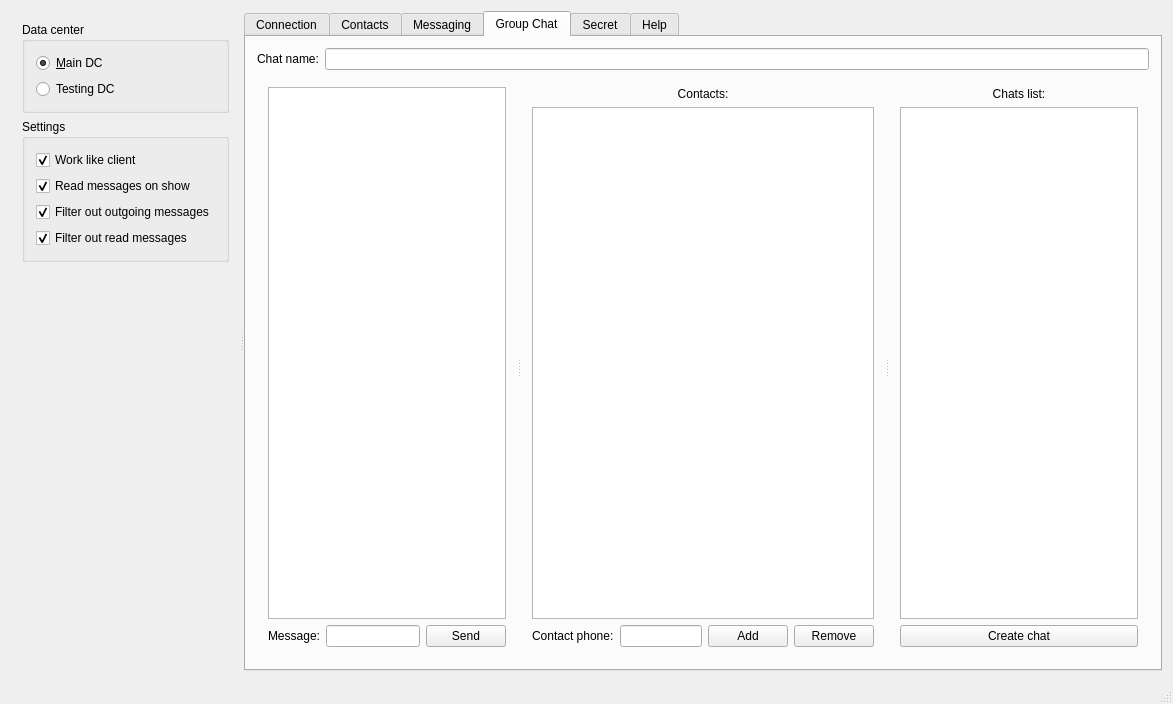
Above: testApp/MainWindow.ui from Kaffeine/telegram-qt before the change. Below: the same form after it.
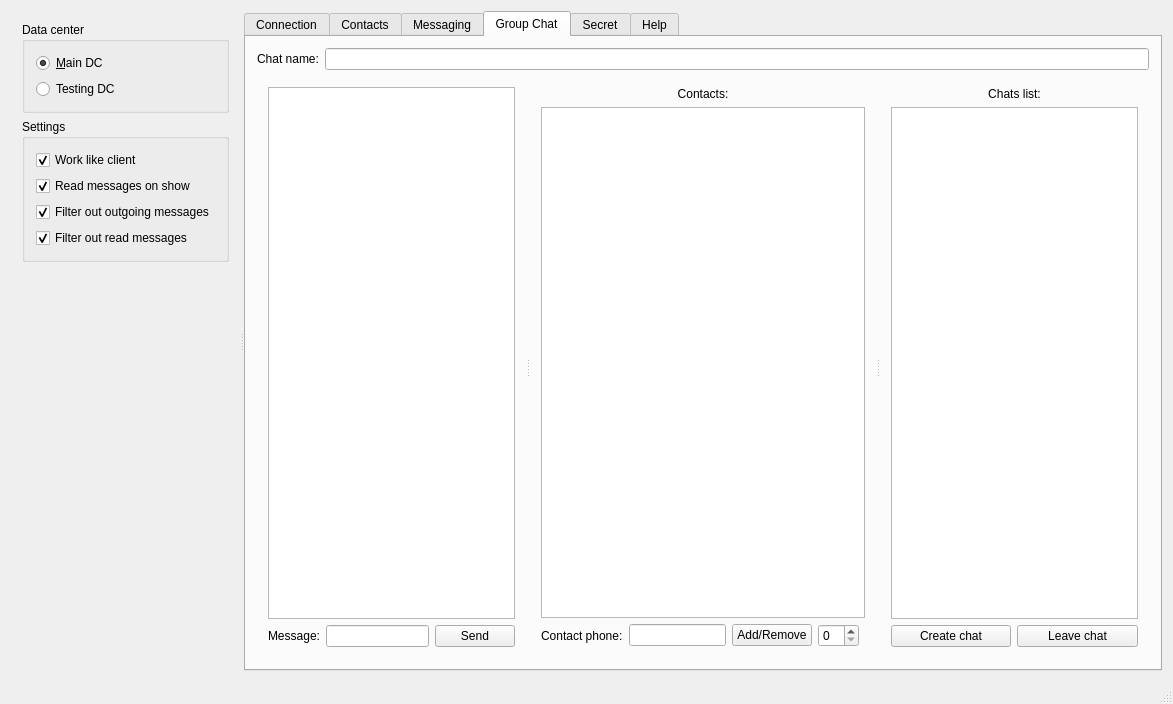
That is the form after the change. The open tabs and pages were chosen to show the change.

Commit message: testApp: Some work on group chat.

Patch:
```diff
--- a/testApp/MainWindow.ui
+++ b/testApp/MainWindow.ui
@@ -471,57 +471,43 @@
            </widget>
            <widget class="QWidget" name="layoutWidget3">
             <layout class="QGridLayout" name="groupChatContactsGrid">
-             <item row="0" column="0" colspan="4">
-              <widget class="QLabel" name="label_10">
-               <property name="text">
-                <string>Contacts:</string>
-               </property>
-               <property name="alignment">
-                <set>Qt::AlignCenter</set>
-               </property>
-              </widget>
+             <item row="2" column="1">
+              <widget class="QLineEdit" name="groupChatContactPhone"/>
              </item>
-             <item row="1" column="0" colspan="4">
+             <item row="1" column="0" colspan="5">
               <widget class="QTableView" name="groupChatContacts"/>
              </item>
-             <item row="2" column="0">
-              <widget class="QLabel" name="label_12">
-               <property name="text">
-                <string>Contact phone:</string>
-               </property>
-              </widget>
-             </item>
              <item row="2" column="2">
               <widget class="QPushButton" name="groupChatAddContact">
                <property name="text">
-                <string>Add</string>
+                <string>Add/Remove</string>
+               </property>
+              </widget>
+             </item>
+             <item row="2" column="0">
+              <widget class="QLabel" name="label_12">
+               <property name="text">
+                <string>Contact phone:</string>
+               </property>
+              </widget>
+             </item>
+             <item row="0" column="0" colspan="5">
+              <widget class="QLabel" name="label_10">
+               <property name="text">
+                <string>Contacts:</string>
+               </property>
+               <property name="alignment">
+                <set>Qt::AlignCenter</set>
                </property>
               </widget>
              </item>
              <item row="2" column="3">
-              <widget class="QPushButton" name="groupChatRemoveContact">
-               <property name="text">
-                <string>Remove</string>
-               </property>
-              </widget>
-             </item>
-             <item row="2" column="1">
-              <widget class="QLineEdit" name="groupChatContactPhone"/>
+              <widget class="QSpinBox" name="groupChatAddContactForwardMessages"/>
              </item>
             </layout>
            </widget>
            <widget class="QWidget" name="layoutWidget4">
             <layout class="QGridLayout" name="gridLayout_5">
-             <item row="0" column="0">
-              <widget class="QLabel" name="label_14">
-               <property name="text">
-                <string>Chats list:</string>
-               </property>
-               <property name="alignment">
-                <set>Qt::AlignCenter</set>
-               </property>
-              </widget>
-             </item>
              <item row="2" column="0">
               <widget class="QPushButton" name="groupChatCreateChat">
                <property name="text">
@@ -529,9 +515,26 @@
                </property>
               </widget>
              </item>
-             <item row="1" column="0">
+             <item row="2" column="1">
+              <widget class="QPushButton" name="groupChatLeaveChat">
+               <property name="text">
+                <string>Leave chat</string>
+               </property>
+              </widget>
+             </item>
+             <item row="1" column="0" colspan="2">
               <widget class="QTableView" name="groupChatChatsList"/>
              </item>
+             <item row="0" column="0" colspan="2">
+              <widget class="QLabel" name="label_14">
+               <property name="text">
+                <string>Chats list:</string>
+               </property>
+               <property name="alignment">
+                <set>Qt::AlignCenter</set>
+               </property>
+              </widget>
+             </item>
             </layout>
            </widget>
           </widget>
```
The commit also changes 4 other files.
